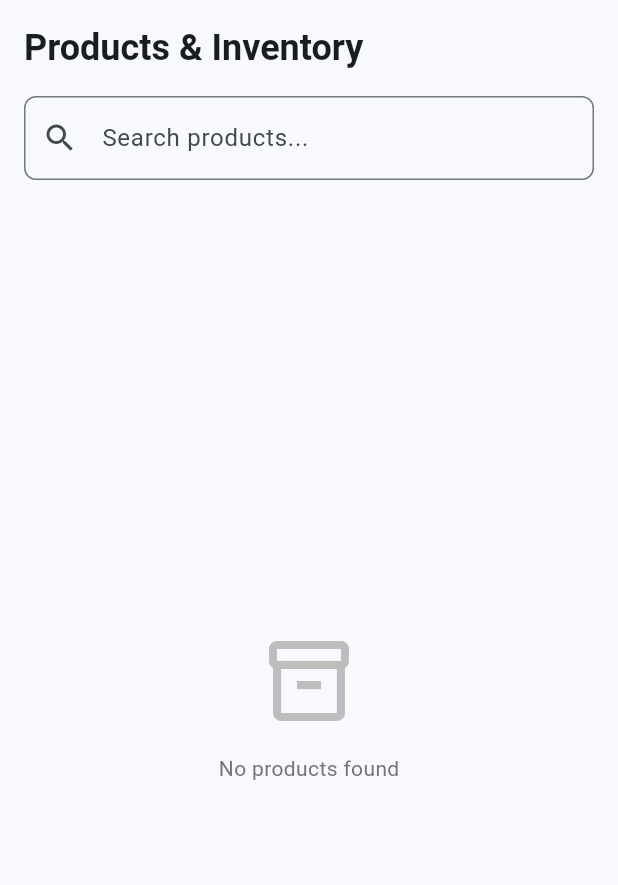
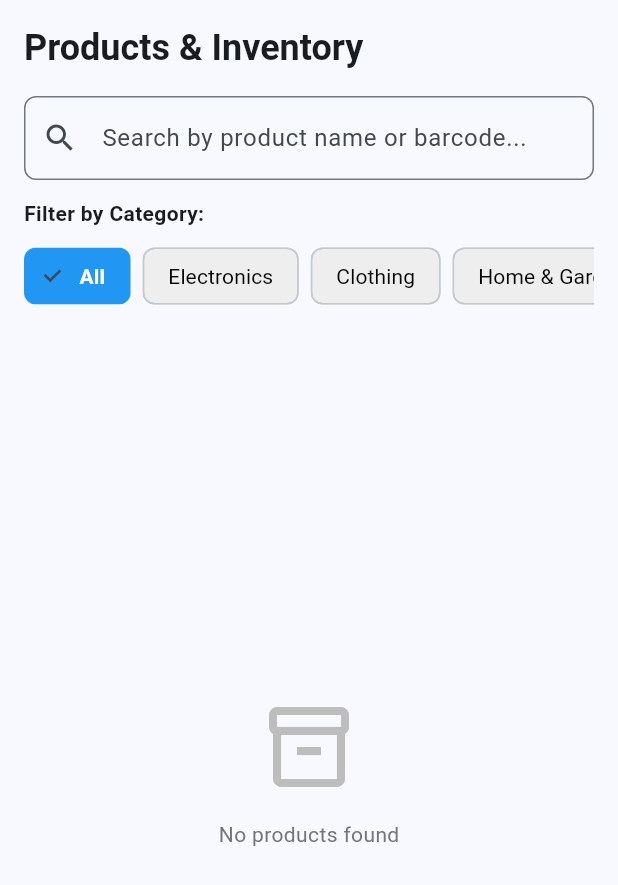
Before and after one commit to Jaffar-Kazmi/Smart-POS, a Flutter app: the ProductsPage screen opened directly, on a phone screen of 412 x 824 dp. Shown: the top 885 px of the screen. Run offline on Flutter 3.47's test engine with Material 3 defaults, Android fonts, the phone set to English and light mode, and no system bars; our stand-ins replace csv, fl_chart, go_router, sqflite, sqflite_common_ffi; missing offline and left inert: window_manager; accounts and stored records are empty.

```diff
--- a/lib/features/products/presentation/pages/products_page.dart
+++ b/lib/features/products/presentation/pages/products_page.dart
@@ -15,6 +15,16 @@ class ProductsPage extends StatefulWidget {
 
 class _ProductsPageState extends State<ProductsPage> {
   final TextEditingController _searchController = TextEditingController();
+  String _selectedCategory = 'All';
+
+  final List<String> _categories = [
+    'All',
+    'Electronics',
+    'Clothing',
+    'Home & Garden',
+    'Books',
+    'Sports',
+  ];
 
   @override
   void initState() {
@@ -44,6 +54,8 @@ class _ProductsPageState extends State<ProductsPage> {
             _buildHeader(isAdmin),
             const SizedBox(height: 16),
             _buildSearchBar(),
+            const SizedBox(height: 12),
+            _buildCategoryFilter(),
             const SizedBox(height: 16),
             Expanded(
               child: _buildProductsList(isAdmin),
@@ -66,7 +78,11 @@ class _ProductsPageState extends State<ProductsPage> {
       children: [
         Text(
           'Products & Inventory',
-          style: Theme.of(context).textTheme.headlineSmall?.copyWith(
+          style: Theme
+              .of(context)
+              .textTheme
+              .headlineSmall
+              ?.copyWith(
             fontWeight: FontWeight.bold,
           ),
         ),
@@ -85,16 +101,100 @@ class _ProductsPageState extends State<ProductsPage> {
     return TextField(
       controller: _searchController,
       decoration: InputDecoration(
-        hintText: 'Search products...',
+        hintText: 'Search by product name or barcode...',
         prefixIcon: const Icon(Icons.search),
         border: OutlineInputBorder(
           borderRadius: BorderRadius.circular(8),
         ),
+        suffixIcon: _searchController.text.isNotEmpty
+            ? IconButton(
+          icon: const Icon(Icons.clear),
+          onPressed: () {
+            _searchController.clear();
+            Provider.of<ProductProvider>(context, listen: false)
+                .searchProducts('');
+            setState(() {});
+          },
+        )
+            : null,
       ),
       onChanged: (value) {
-        Provider.of<ProductProvider>(context, listen: false).searchProducts(value);
+        Provider.of<ProductProvider>(context, listen: false).searchProducts(
+            value);
+        setState(() {});
       },
     );
+  }
+
+  Widget _buildCategoryFilter() {
+    return Column(
+      crossAxisAlignment: CrossAxisAlignment.start,
+      children: [
+        Text(
+          'Filter by Category:',
+          style: Theme
+              .of(context)
+              .textTheme
+              .bodyMedium
+              ?.copyWith(
+            fontWeight: FontWeight.w600,
+          ),
+        ),
+        const SizedBox(height: 8),
+        SingleChildScrollView(
+          scrollDirection: Axis.horizontal,
+          child: Row(
+            children: _categories.map((category) {
+              final isSelected = _selectedCategory == category;
+              return Padding(
+                padding: const EdgeInsets.only(right: 8.0),
+                child: FilterChip(
+                  label: Text(category),
+                  selected: isSelected,
+                  onSelected: (selected) {
+                    setState(() {
+                      _selectedCategory = category;
+                    });
+                    _applyFilters();
+                  },
+                  backgroundColor: Colors.grey[200],
+                  selectedColor: AppColors.primary,
+                  labelStyle: TextStyle(
+                    color: isSelected ? Colors.white : Colors.black,
+                    fontWeight: isSelected ? FontWeight.w600 : FontWeight
+                        .normal,
+                  ),
+                ),
+              );
+            }).toList(),
+          ),
+        ),
+      ],
+    );
+  }
+
+  void _applyFilters() {
+    final provider = Provider.of<ProductProvider>(context, listen: false);
+    final searchText = _searchController.text.toLowerCase();
+
+    // Get all products first
+    provider.loadProducts();
+
+    // Apply search filter
+    if (searchText.isNotEmpty) {
+      provider.searchProducts(searchText);
+    }
+  }
+
+  int _getCategoryId(String categoryName) {
+    const categoryMap = {
+      'Electronics': 1,
+      'Clothing': 2,
+      'Home & Garden': 3,
+      'Books': 4,
+      'Sports': 5,
+    };
+    return categoryMap[categoryName] ?? 1;
   }
 
   Widget _buildProductsList(bool isAdmin) {
@@ -105,7 +205,15 @@ class _ProductsPageState extends State<ProductsPage> {
         }
 
         final products = productProvider.products;
-        if (products.isEmpty) {
+
+        // Apply category filter on the UI side if backend doesn't support it
+        final filteredProducts = _selectedCategory == 'All'
+            ? products
+            : products
+            .where((p) => p.categoryId == _getCategoryId(_selectedCategory))
+            .toList();
+
+        if (filteredProducts.isEmpty) {
           return Center(
             child: Column(
               mainAxisAlignment: MainAxisAlignment.center,
@@ -117,8 +225,15 @@ class _ProductsPageState extends State<ProductsPage> {
                 ),
                 const SizedBox(height: 16),
                 Text(
-                  'No products found',
+                  _selectedCategory == 'All'
+                      ? 'No products found'
+                      : 'No products in $_selectedCategory',
                   style: TextStyle(color: Colors.grey[600]),
+                ),
+                if (_searchController.text.isNotEmpty)
+                  Text(
+                    'Try different search terms',
+                    style: TextStyle(color: Colors.grey[500], fontSize: 12),
                   ),
               ],
             ),
@@ -126,9 +241,9 @@ class _ProductsPageState extends State<ProductsPage> {
         }
 
         return ListView.builder(
-          itemCount: products.length,
+          itemCount: filteredProducts.length,
           itemBuilder: (context, index) {
-            final product = products[index];
+            final product = filteredProducts[index];
             return Card(
               margin: const EdgeInsets.only(bottom: 8),
               child: ListTile(
@@ -146,7 +261,7 @@ class _ProductsPageState extends State<ProductsPage> {
                 subtitle: Column(
                   crossAxisAlignment: CrossAxisAlignment.start,
                   children: [
-                    Text('Price: ${product.price.toStringAsFixed(2)} /-'),
+                    Text('Price: ${product.price.toStringAsFixed(2)}/-'),
                     Text(
                       'Stock: ${product.stockQuantity} units',
                       style: TextStyle(
@@ -155,6 +270,11 @@ class _ProductsPageState extends State<ProductsPage> {
                             : Colors.green,
                         fontWeight: FontWeight.bold,
                       ),
+                    ),
+                    if (product.barcode?.isNotEmpty ?? false)
+                      Text(
+                        'Barcode: ${product.barcode}',
+                        style: TextStyle(fontSize: 11, color: Colors.grey[600]),
                       ),
                   ],
                 ),
@@ -167,7 +287,8 @@ class _ProductsPageState extends State<ProductsPage> {
                       _showDeleteConfirmation(product);
                     }
                   },
-                  itemBuilder: (context) => [
+                  itemBuilder: (context) =>
+                  [
                     const PopupMenuItem(
                       value: 'edit',
                       child: Row(
@@ -202,13 +323,12 @@ class _ProductsPageState extends State<ProductsPage> {
   void _showAddProductDialog() {
     showDialog(
       context: context,
-      builder: (context) => _ProductDialog(
+      builder: (context) =>
+          _ProductDialog(
             onSave: (product) {
-          final productProvider = Provider.of<ProductProvider>(context, listen: false);
-
-          // Call addProduct with Product object
+              final productProvider = Provider.of<ProductProvider>(
+                  context, listen: false);
               productProvider.addProduct(product);
-
               ScaffoldMessenger.of(context).showSnackBar(
                 const SnackBar(content: Text('Product added successfully')),
               );
@@ -220,14 +340,13 @@ class _ProductsPageState extends State<ProductsPage> {
   void _showEditProductDialog(Product product) {
     showDialog(
       context: context,
-      builder: (context) => _ProductDialog(
+      builder: (context) =>
+          _ProductDialog(
             product: product,
             onSave: (updatedProduct) {
-          final productProvider = Provider.of<ProductProvider>(context, listen: false);
-
-          // Call updateProduct with Product object
+              final productProvider = Provider.of<ProductProvider>(
+                  context, listen: false);
               productProvider.updateProduct(updatedProduct);
-
               ScaffoldMessenger.of(context).showSnackBar(
                 const SnackBar(content: Text('Product updated successfully')),
               );
@@ -239,7 +358,8 @@ class _ProductsPageState extends State<ProductsPage> {
   void _showDeleteConfirmation(Product product) {
     showDialog(
       context: context,
-      builder: (context) => AlertDialog(
+      builder: (context) =>
+          AlertDialog(
             title: const Text('Delete Product'),
             content: Text('Are you sure you want to delete ${product.name}?'),
             actions: [
@@ -253,11 +373,13 @@ class _ProductsPageState extends State<ProductsPage> {
                       .deleteProduct(product.id);
                   Navigator.pop(context);
                   ScaffoldMessenger.of(context).showSnackBar(
-                const SnackBar(content: Text('Product deleted successfully')),
+                    const SnackBar(
+                        content: Text('Product deleted successfully')),
                   );
                 },
                 style: ElevatedButton.styleFrom(backgroundColor: Colors.red),
-            child: const Text('Delete', style: TextStyle(color: Colors.white)),
+                child: const Text(
+                    'Delete', style: TextStyle(color: Colors.white)),
               ),
             ],
           ),
@@ -270,37 +392,44 @@ class _ProductsPageState extends State<ProductsPage> {
       final products = productProvider.products;
 
       if (products.isEmpty) {
-        if (mounted) {
         ScaffoldMessenger.of(context).showSnackBar(
           const SnackBar(content: Text('No products to export')),
         );
-        }
         return;
       }
 
-      // Export directly without loading dialog
+      print('📦 Exporting ${products.length} products...');
+
       final filePath = await ExportService.exportProductsToCSV(products);
+
+      print('Export complete: $filePath');
+
+      // Show result
+      if (mounted) {
+        ScaffoldMessenger.of(context).showSnackBar(
+          SnackBar(
+            content: Text('Exported to path: $filePath'),
+            backgroundColor: Colors.green,
+            duration: const Duration(seconds: 2),
+          ),
+        );
+      }
+    } catch (e) {
+      print('Export error: $e');
 
       if (mounted) {
         ScaffoldMessenger.of(context).showSnackBar(
           SnackBar(
-            content: Text('Exported to: $filePath'),
-            backgroundColor: Colors.green,
-            duration: const Duration(seconds: 3),
+            content: Text('Error: $e'),
+            backgroundColor: Colors.red,
           ),
-        );
-      }
-    } catch (e) {
-      if (mounted) {
-        ScaffoldMessenger.of(context).showSnackBar(
-          SnackBar(content: Text('Error: $e'), backgroundColor: Colors.red),
         );
       }
     }
   }
 }
 
-// Product Dialog for Add/Edit
+// Product Dialog (same as before - omitted for brevity)
 class _ProductDialog extends StatefulWidget {
   final Product? product;
   final Function(Product product) onSave;
@@ -324,7 +453,6 @@ class _ProductDialogState extends State<_ProductDialog> {
   late TextEditingController _minStockController;
   late TextEditingController _barcodeController;
   int _selectedCategoryId = 1;
-
   bool _isLoading = false;
 
   @override
@@ -533,7 +661,6 @@ class _ProductDialogState extends State<_ProductDialog> {
     if (_formKey.currentState!.validate()) {
       setState(() => _isLoading = true);
 
-      // Create a Product object from form data
       final product = Product(
         id: widget.product?.id ?? 0,
         name: _nameController.text.trim(),
```
Lines whose indentation alone changed are shown as unchanged.
